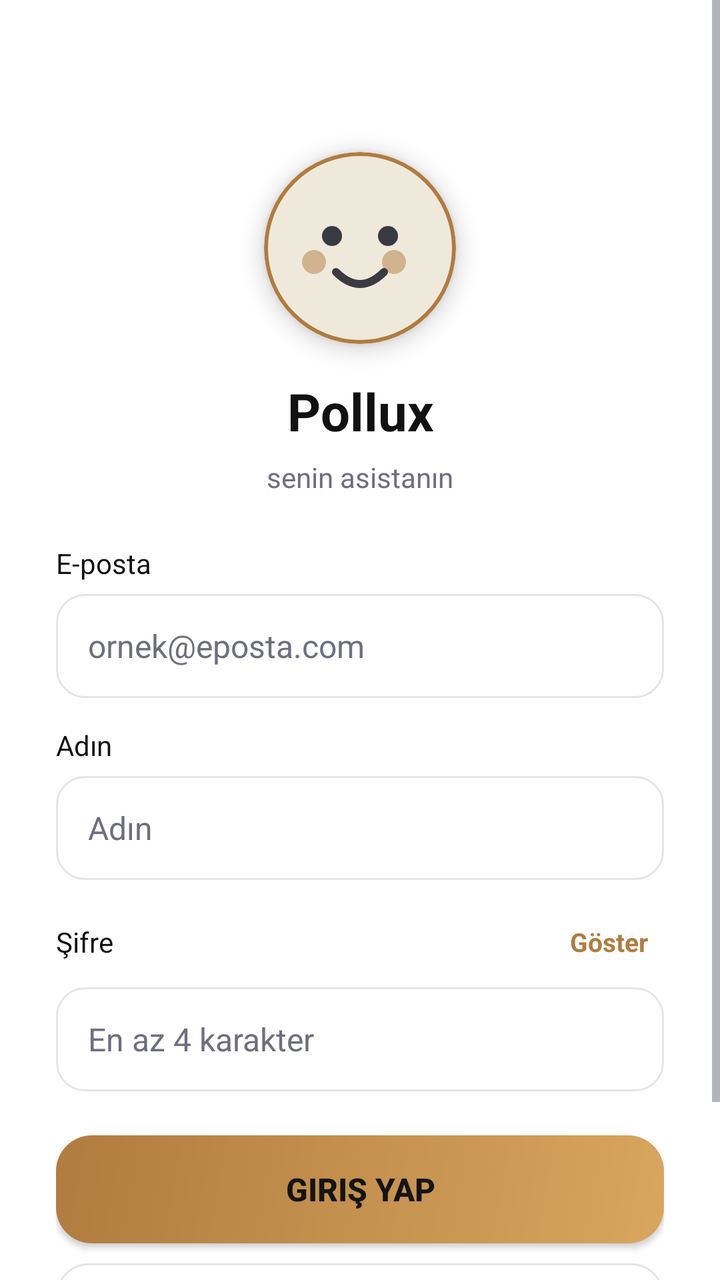
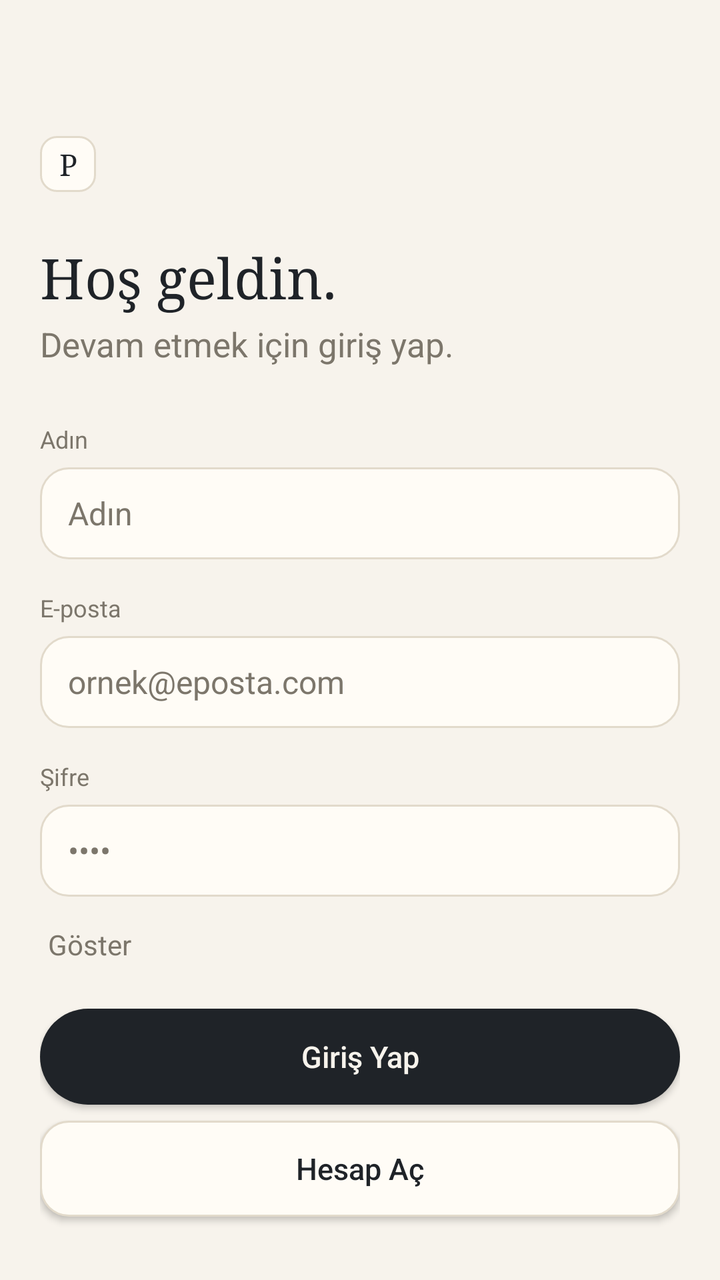

Before-and-after screenshots of an Android layout around one commit, followed by the original layout XML and the change that was made.
<!-- AndroidManifest.xml: application theme Theme.SesliAsistan -->
<!-- res/layout/activity_login.xml -->
﻿<?xml version="1.0" encoding="utf-8"?>
<ScrollView xmlns:android="http://schemas.android.com/apk/res/android"
    xmlns:app="http://schemas.android.com/apk/res-auto"
    android:layout_width="match_parent"
    android:layout_height="match_parent"
    android:background="@color/bg"
    android:fillViewport="true">

    <LinearLayout
        android:layout_width="match_parent"
        android:layout_height="wrap_content"
        android:orientation="vertical"
        android:padding="28dp"
        android:gravity="center">

        <com.google.android.material.card.MaterialCardView
            android:id="@+id/loginAvatar"
            android:layout_width="96dp"
            android:layout_height="96dp"
            android:layout_marginTop="48dp"
            app:cardCornerRadius="48dp"
            app:cardElevation="6dp"
            app:cardBackgroundColor="@color/bg"
            app:strokeColor="@color/gold"
            app:strokeWidth="2dp">

            <ImageView
                android:layout_width="match_parent"
                android:layout_height="match_parent"
                android:src="@drawable/avatar_default" />
        </com.google.android.material.card.MaterialCardView>

        <TextView
            android:id="@+id/loginTitle"
            android:layout_width="match_parent"
            android:layout_height="wrap_content"
            android:text="Pollux"
            android:textColor="@color/ink"
            android:textSize="26sp"
            android:textStyle="bold"
            android:gravity="center"
            android:layout_marginTop="16dp" />

        <TextView
            android:layout_width="match_parent"
            android:layout_height="wrap_content"
            android:text="senin asistanın"
            android:textColor="@color/muted"
            android:textSize="14sp"
            android:gravity="center"
            android:layout_marginTop="6dp"
            android:layout_marginBottom="24dp" />

        <TextView
            android:layout_width="match_parent"
            android:layout_height="wrap_content"
            android:text="E-posta"
            android:textColor="@color/ink"
            android:textSize="14sp" />

        <EditText
            android:id="@+id/mailEdit"
            android:layout_width="match_parent"
            android:layout_height="52dp"
            android:layout_marginTop="6dp"
            android:background="@drawable/search_bg"
            android:paddingStart="16dp"
            android:paddingEnd="16dp"
            android:hint="ornek@eposta.com"
            android:inputType="textEmailAddress"
            android:textColor="@color/ink"
            android:textColorHint="@color/muted"
            android:textSize="16sp"
            android:singleLine="true" />

        <TextView
            android:layout_width="match_parent"
            android:layout_height="wrap_content"
            android:text="Adın"
            android:textColor="@color/ink"
            android:textSize="14sp"
            android:layout_marginTop="14dp" />

        <EditText
            android:id="@+id/nameEdit"
            android:layout_width="match_parent"
            android:layout_height="52dp"
            android:layout_marginTop="6dp"
            android:background="@drawable/search_bg"
            android:paddingStart="16dp"
            android:paddingEnd="16dp"
            android:hint="Adın"
            android:textColor="@color/ink"
            android:textColorHint="@color/muted"
            android:textSize="16sp"
            android:singleLine="true" />

        <LinearLayout
            android:layout_width="match_parent"
            android:layout_height="wrap_content"
            android:orientation="horizontal"
            android:gravity="center_vertical"
            android:layout_marginTop="14dp">

            <TextView
                android:layout_width="0dp"
                android:layout_height="wrap_content"
                android:layout_weight="1"
                android:text="Şifre"
                android:textColor="@color/ink"
                android:textSize="14sp" />

            <TextView
                android:id="@+id/passToggle"
                android:layout_width="wrap_content"
                android:layout_height="wrap_content"
                android:text="Göster"
                android:textColor="@color/gold"
                android:textSize="13sp"
                android:textStyle="bold"
                android:padding="8dp" />
        </LinearLayout>

        <EditText
            android:id="@+id/passEdit"
            android:layout_width="match_parent"
            android:layout_height="52dp"
            android:layout_marginTop="6dp"
            android:background="@drawable/search_bg"
            android:paddingStart="16dp"
            android:paddingEnd="16dp"
            android:hint="En az 4 karakter"
            android:inputType="textPassword"
            android:textColor="@color/ink"
            android:textColorHint="@color/muted"
            android:textSize="16sp"
            android:singleLine="true" />

        <androidx.appcompat.widget.AppCompatButton
            android:id="@+id/loginBtn"
            android:layout_width="match_parent"
            android:layout_height="54dp"
            android:layout_marginTop="22dp"
            android:background="@drawable/btn_primary_soft"
            android:backgroundTint="@null"
            android:text="Giriş Yap"
            android:textColor="@color/onGold"
            android:textSize="16sp"
            android:textStyle="bold" />

        <androidx.appcompat.widget.AppCompatButton
            android:id="@+id/registerBtn"
            android:layout_width="match_parent"
            android:layout_height="54dp"
            android:layout_marginTop="10dp"
            android:background="@drawable/btn_outline"
            android:backgroundTint="@null"
            android:text="Hesap Aç"
            android:textColor="@color/ink"
            android:textSize="16sp"
            android:textStyle="bold" />

        <TextView
            android:id="@+id/loginInfo"
            android:layout_width="match_parent"
            android:layout_height="wrap_content"
            android:text=""
            android:textColor="@color/muted"
            android:textSize="13sp"
            android:gravity="center"
            android:layout_marginTop="12dp" />

    </LinearLayout>
</ScrollView>
<!-- resources referenced by this layout -->
<resources>
  <color name="bg">#FFFFFF</color>
  <color name="gold">#B07C3F</color>
  <color name="ink">#111111</color>
  <color name="muted">#6E6E80</color>
  <color name="onGold">#141414</color>
  <!-- drawable avatar_default (drawable) -->
  <vector xmlns:android="http://schemas.android.com/apk/res/android"
      android:width="96dp" android:height="96dp"
      android:viewportWidth="96" android:viewportHeight="96">
      <path android:fillColor="#EFE9DC" android:pathData="M48,2 a46,46 0 1,0 0.1,0 z" />
      <path android:fillColor="#3A3A42" android:pathData="M34,42 m-5,0 a5,5 0 1,0 10,0 a5,5 0 1,0 -10,0" />
      <path android:fillColor="#3A3A42" android:pathData="M62,42 m-5,0 a5,5 0 1,0 10,0 a5,5 0 1,0 -10,0" />
      <path android:fillColor="#B07C3F" android:fillAlpha="0.5" android:pathData="M25,55 m-6,0 a6,6 0 1,0 12,0 a6,6 0 1,0 -12,0" />
      <path android:fillColor="#B07C3F" android:fillAlpha="0.5" android:pathData="M65,55 m-6,0 a6,6 0 1,0 12,0 a6,6 0 1,0 -12,0" />
      <path android:fillColor="#00000000" android:strokeColor="#3A3A42" android:strokeWidth="4"
          android:strokeLineCap="round" android:pathData="M36,60 Q48,72 60,60" />
  </vector>
  <!-- drawable btn_outline (drawable) -->
  <?xml version="1.0" encoding="utf-8"?>
  <shape xmlns:android="http://schemas.android.com/apk/res/android" android:shape="rectangle">
      <corners android:radius="16dp" />
      <solid android:color="@color/card" />
      <stroke android:width="1dp" android:color="@color/line" />
  </shape>
  <!-- drawable btn_primary_soft (drawable) -->
  <?xml version="1.0" encoding="utf-8"?>
  <shape xmlns:android="http://schemas.android.com/apk/res/android" android:shape="rectangle">
      <corners android:radius="18dp" />
      <gradient
          android:angle="135"
          android:startColor="#D8A65E"
          android:endColor="@color/gold" />
  </shape>
  <!-- drawable search_bg (drawable) -->
  <?xml version="1.0" encoding="utf-8"?>
  <shape xmlns:android="http://schemas.android.com/apk/res/android" android:shape="rectangle">
      <corners android:radius="14dp" />
      <solid android:color="@color/card" />
      <stroke android:width="1dp" android:color="@color/line" />
  </shape>
  <style name="Theme.SesliAsistan" parent="Theme.Material3.DayNight.NoActionBar">
          <item name="android:textColorPrimary">@color/ink</item>
          <item name="android:textColorSecondary">@color/muted</item>
          <item name="android:textColorHint">@color/muted</item>
          <item name="android:editTextStyle">@style/Widget.SesliAsistan.EditText</item>
          <item name="android:windowBackground">@color/bg</item>
          <item name="colorPrimary">@color/gold</item>
          <item name="colorOnPrimary">@color/onGold</item>
          <item name="colorSecondary">@color/gold</item>
          <item name="colorSurface">@color/card</item>
          <item name="colorOnSurface">@color/ink</item>
      </style>
  <color name="card">#FFFFFF</color>
  <color name="line">#E5E5E5</color>
  <style name="Widget.SesliAsistan.EditText" parent="Widget.AppCompat.EditText">
          <item name="android:textColor">@color/ink</item>
          <item name="android:textColorHint">@color/muted</item>
          <item name="android:background">@null</item>
      </style>
</resources>

<!-- the commit's change to res/layout/activity_login.xml (unified diff, before → after) -->
@@ -1,174 +1,143 @@
 ﻿<?xml version="1.0" encoding="utf-8"?>
 <ScrollView xmlns:android="http://schemas.android.com/apk/res/android"
-    xmlns:app="http://schemas.android.com/apk/res-auto"
     android:layout_width="match_parent"
     android:layout_height="match_parent"
-    android:background="@color/bg"
-    android:fillViewport="true">
-
+    android:background="@color/kagit"
+    android:fitsSystemWindows="true"
+    android:scrollbars="none">
     <LinearLayout
         android:layout_width="match_parent"
         android:layout_height="wrap_content"
         android:orientation="vertical"
-        android:padding="28dp"
-        android:gravity="center">
-
-        <com.google.android.material.card.MaterialCardView
+        android:padding="20dp">
+        <TextView
             android:id="@+id/loginAvatar"
-            android:layout_width="96dp"
-            android:layout_height="96dp"
+            android:layout_width="28dp"
+            android:layout_height="28dp"
             android:layout_marginTop="48dp"
-            app:cardCornerRadius="48dp"
-            app:cardElevation="6dp"
-            app:cardBackgroundColor="@color/bg"
-            app:strokeColor="@color/gold"
-            app:strokeWidth="2dp">
-
-            <ImageView
-                android:layout_width="match_parent"
-                android:layout_height="match_parent"
-                android:src="@drawable/avatar_default" />
-        </com.google.android.material.card.MaterialCardView>
-
+            android:background="@drawable/bg_monogram"
+            android:fontFamily="serif"
+            android:gravity="center"
+            android:text="P"
+            android:textColor="@color/murekkep"
+            android:textSize="15sp" />
         <TextView
             android:id="@+id/loginTitle"
+            android:layout_width="wrap_content"
+            android:layout_height="wrap_content"
+            android:layout_marginTop="24dp"
+            android:fontFamily="serif"
+            android:text="Hoş geldin."
+            android:textColor="@color/murekkep"
+            android:textSize="28sp" />
+        <TextView
+            android:layout_width="wrap_content"
+            android:layout_height="wrap_content"
+            android:layout_marginTop="4dp"
+            android:layout_marginBottom="28dp"
+            android:text="Devam etmek için giriş yap."
+            android:textColor="@color/soluk"
+            android:textSize="17sp" />
+        <TextView
+            android:layout_width="wrap_content"
+            android:layout_height="wrap_content"
+            android:layout_marginBottom="6dp"
+            android:text="Adın"
+            android:textColor="@color/soluk"
+            android:textSize="12sp" />
+        <EditText
+            android:id="@+id/nameEdit"
             android:layout_width="match_parent"
+            android:layout_height="46dp"
+            android:layout_marginBottom="16dp"
+            android:background="@drawable/bg_field"
+            android:hint="Adın"
+            android:imeOptions="actionNext"
+            android:inputType="textCapWords"
+            android:maxLines="1"
+            android:paddingStart="14dp"
+            android:paddingEnd="14dp"
+            android:textColor="@color/murekkep"
+            android:textColorHint="@color/soluk"
+            android:textSize="16sp" />
+        <TextView
+            android:layout_width="wrap_content"
             android:layout_height="wrap_content"
-            android:text="Pollux"
-            android:textColor="@color/ink"
-            android:textSize="26sp"
-            android:textStyle="bold"
-            android:gravity="center"
-            android:layout_marginTop="16dp" />
-
-        <TextView
-            android:layout_width="match_parent"
-            android:layout_height="wrap_content"
-            android:text="senin asistanın"
-            android:textColor="@color/muted"
-            android:textSize="14sp"
-            android:gravity="center"
-            android:layout_marginTop="6dp"
-            android:layout_marginBottom="24dp" />
-
-        <TextView
-            android:layout_width="match_parent"
-            android:layout_height="wrap_content"
+            android:layout_marginBottom="6dp"
             android:text="E-posta"
-            android:textColor="@color/ink"
-            android:textSize="14sp" />
-
+            android:textColor="@color/soluk"
+            android:textSize="12sp" />
         <EditText
             android:id="@+id/mailEdit"
             android:layout_width="match_parent"
-            android:layout_height="52dp"
-            android:layout_marginTop="6dp"
-            android:background="@drawable/search_bg"
-            android:paddingStart="16dp"
-            android:paddingEnd="16dp"
+            android:layout_height="46dp"
+            android:layout_marginBottom="16dp"
+            android:background="@drawable/bg_field"
             android:hint="ornek@eposta.com"
+            android:imeOptions="actionNext"
             android:inputType="textEmailAddress"
-            android:textColor="@color/ink"
-            android:textColorHint="@color/muted"
-            android:textSize="16sp"
-            android:singleLine="true" />
-
+            android:maxLines="1"
+            android:paddingStart="14dp"
+            android:paddingEnd="14dp"
+            android:textColor="@color/murekkep"
+            android:textColorHint="@color/soluk"
+            android:textSize="16sp" />
         <TextView
-            android:layout_width="match_parent"
+            android:layout_width="wrap_content"
             android:layout_height="wrap_content"
-            android:text="Adın"
-            android:textColor="@color/ink"
-            android:textSize="14sp"
-            android:layout_marginTop="14dp" />
-
-        <EditText
-            android:id="@+id/nameEdit"
-            android:layout_width="match_parent"
-            android:layout_height="52dp"
-            android:layout_marginTop="6dp"
-            android:background="@drawable/search_bg"
-            android:paddingStart="16dp"
-            android:paddingEnd="16dp"
-            android:hint="Adın"
-            android:textColor="@color/ink"
-            android:textColorHint="@color/muted"
-            android:textSize="16sp"
-            android:singleLine="true" />
-
-        <LinearLayout
-            android:layout_width="match_parent"
-            android:layout_height="wrap_content"
-            android:orientation="horizontal"
-            android:gravity="center_vertical"
-            android:layout_marginTop="14dp">
-
-            <TextView
-                android:layout_width="0dp"
-                android:layout_height="wrap_content"
-                android:layout_weight="1"
-                android:text="Şifre"
-                android:textColor="@color/ink"
-                android:textSize="14sp" />
-
-            <TextView
-                android:id="@+id/passToggle"
-                android:layout_width="wrap_content"
-                android:layout_height="wrap_content"
-                android:text="Göster"
-                android:textColor="@color/gold"
-                android:textSize="13sp"
-                android:textStyle="bold"
-                android:padding="8dp" />
-        </LinearLayout>
-
+            android:layout_marginBottom="6dp"
+            android:text="Şifre"
+            android:textColor="@color/soluk"
+            android:textSize="12sp" />
         <EditText
             android:id="@+id/passEdit"
             android:layout_width="match_parent"
-            android:layout_height="52dp"
-            android:layout_marginTop="6dp"
-            android:background="@drawable/search_bg"
-            android:paddingStart="16dp"
-            android:paddingEnd="16dp"
-            android:hint="En az 4 karakter"
+            android:layout_height="46dp"
+            android:background="@drawable/bg_field"
+            android:hint="••••"
+            android:imeOptions="actionDone"
             android:inputType="textPassword"
-            android:textColor="@color/ink"
-            android:textColorHint="@color/muted"
-            android:textSize="16sp"
-            android:singleLine="true" />
-
-        <androidx.appcompat.widget.AppCompatButton
+            android:maxLines="1"
+            android:paddingStart="14dp"
+            android:paddingEnd="14dp"
+            android:textColor="@color/murekkep"
+            android:textColorHint="@color/soluk"
+            android:textSize="16sp" />
+        <TextView
+            android:id="@+id/passToggle"
+            android:layout_width="wrap_content"
+            android:layout_height="48dp"
+            android:gravity="center_vertical"
+            android:paddingStart="4dp"
+            android:text="Göster"
+            android:textColor="@color/soluk"
+            android:textSize="14sp" />
+        <Button
             android:id="@+id/loginBtn"
             android:layout_width="match_parent"
-            android:layout_height="54dp"
-            android:layout_marginTop="22dp"
-            android:background="@drawable/btn_primary_soft"
-            android:backgroundTint="@null"
+            android:layout_height="48dp"
+            android:layout_marginTop="8dp"
+            android:background="@drawable/bg_done"
             android:text="Giriş Yap"
-            android:textColor="@color/onGold"
-            android:textSize="16sp"
-            android:textStyle="bold" />
-
-        <androidx.appcompat.widget.AppCompatButton
+            android:textAllCaps="false"
+            android:textColor="@color/kagit"
+            android:textSize="15sp" />
+        <Button
             android:id="@+id/registerBtn"
             android:layout_width="match_parent"
-            android:layout_height="54dp"
-            android:layout_marginTop="10dp"
-            android:background="@drawable/btn_outline"
-            android:backgroundTint="@null"
+            android:layout_height="48dp"
+            android:layout_marginTop="8dp"
+            android:background="@drawable/bg_field"
             android:text="Hesap Aç"
-            android:textColor="@color/ink"
-            android:textSize="16sp"
-            android:textStyle="bold" />
-
+            android:textAllCaps="false"
+            android:textColor="@color/murekkep"
+            android:textSize="15sp" />
         <TextView
             android:id="@+id/loginInfo"
-            android:layout_width="match_parent"
+            android:layout_width="wrap_content"
             android:layout_height="wrap_content"
-            android:text=""
-            android:textColor="@color/muted"
-            android:textSize="13sp"
-            android:gravity="center"
-            android:layout_marginTop="12dp" />
-
+            android:layout_marginTop="16dp"
+            android:textColor="@color/soluk"
+            android:textSize="13sp" />
     </LinearLayout>
 </ScrollView>
<!-- resource entries referenced after the edit -->
@@ -1,44 +1,24 @@
 <!-- resources referenced by this layout -->
 <resources>
-  <color name="bg">#FFFFFF</color>
-  <color name="gold">#B07C3F</color>
-  <color name="ink">#111111</color>
-  <color name="muted">#6E6E80</color>
-  <color name="onGold">#141414</color>
-  <!-- drawable avatar_default (drawable) -->
-  <vector xmlns:android="http://schemas.android.com/apk/res/android"
-      android:width="96dp" android:height="96dp"
-      android:viewportWidth="96" android:viewportHeight="96">
-      <path android:fillColor="#EFE9DC" android:pathData="M48,2 a46,46 0 1,0 0.1,0 z" />
-      <path android:fillColor="#3A3A42" android:pathData="M34,42 m-5,0 a5,5 0 1,0 10,0 a5,5 0 1,0 -10,0" />
-      <path android:fillColor="#3A3A42" android:pathData="M62,42 m-5,0 a5,5 0 1,0 10,0 a5,5 0 1,0 -10,0" />
-      <path android:fillColor="#B07C3F" android:fillAlpha="0.5" android:pathData="M25,55 m-6,0 a6,6 0 1,0 12,0 a6,6 0 1,0 -12,0" />
-      <path android:fillColor="#B07C3F" android:fillAlpha="0.5" android:pathData="M65,55 m-6,0 a6,6 0 1,0 12,0 a6,6 0 1,0 -12,0" />
-      <path android:fillColor="#00000000" android:strokeColor="#3A3A42" android:strokeWidth="4"
-          android:strokeLineCap="round" android:pathData="M36,60 Q48,72 60,60" />
-  </vector>
-  <!-- drawable btn_outline (drawable) -->
-  <?xml version="1.0" encoding="utf-8"?>
-  <shape xmlns:android="http://schemas.android.com/apk/res/android" android:shape="rectangle">
-      <corners android:radius="16dp" />
-      <solid android:color="@color/card" />
-      <stroke android:width="1dp" android:color="@color/line" />
+  <color name="kagit">#F7F3EC</color>
+  <color name="murekkep">#1F2328</color>
+  <color name="soluk">#7C766B</color>
+  <!-- drawable bg_done (drawable) -->
+  <shape xmlns:android="http://schemas.android.com/apk/res/android">
+      <solid android:color="@color/murekkep" />
+      <corners android:radius="24dp" />
   </shape>
-  <!-- drawable btn_primary_soft (drawable) -->
-  <?xml version="1.0" encoding="utf-8"?>
-  <shape xmlns:android="http://schemas.android.com/apk/res/android" android:shape="rectangle">
-      <corners android:radius="18dp" />
-      <gradient
-          android:angle="135"
-          android:startColor="#D8A65E"
-          android:endColor="@color/gold" />
+  <!-- drawable bg_field (drawable) -->
+  <shape xmlns:android="http://schemas.android.com/apk/res/android">
+      <solid android:color="@color/yuzey" />
+      <stroke android:width="1dp" android:color="@color/cizgi" />
+      <corners android:radius="14dp" />
   </shape>
-  <!-- drawable search_bg (drawable) -->
-  <?xml version="1.0" encoding="utf-8"?>
-  <shape xmlns:android="http://schemas.android.com/apk/res/android" android:shape="rectangle">
-      <corners android:radius="14dp" />
-      <solid android:color="@color/card" />
-      <stroke android:width="1dp" android:color="@color/line" />
+  <!-- drawable bg_monogram (drawable) -->
+  <shape xmlns:android="http://schemas.android.com/apk/res/android">
+      <solid android:color="@color/yuzey" />
+      <stroke android:width="1dp" android:color="@color/cizgi" />
+      <corners android:radius="8dp" />
   </shape>
   <style name="Theme.SesliAsistan" parent="Theme.Material3.DayNight.NoActionBar">
           <item name="android:textColorPrimary">@color/ink</item>
@@ -52,12 +32,18 @@
           <item name="colorSurface">@color/card</item>
           <item name="colorOnSurface">@color/ink</item>
       </style>
-  <color name="card">#FFFFFF</color>
-  <color name="line">#E5E5E5</color>
+  <color name="yuzey">#FFFCF6</color>
+  <color name="cizgi">#E2DACB</color>
+  <color name="ink">#111111</color>
+  <color name="muted">#6E6E80</color>
   <style name="Widget.SesliAsistan.EditText" parent="Widget.AppCompat.EditText">
           <item name="android:textColor">@color/ink</item>
           <item name="android:textColorHint">@color/muted</item>
           <item name="android:background">@null</item>
       </style>
+  <color name="bg">#FFFFFF</color>
+  <color name="gold">#B07C3F</color>
+  <color name="onGold">#141414</color>
+  <color name="card">#FFFFFF</color>
 </resources>
 
